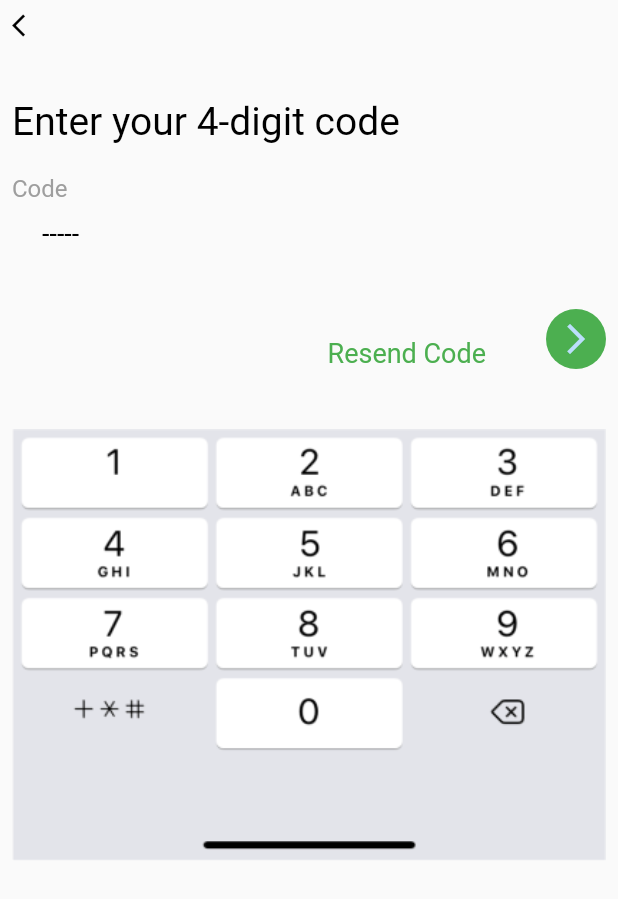
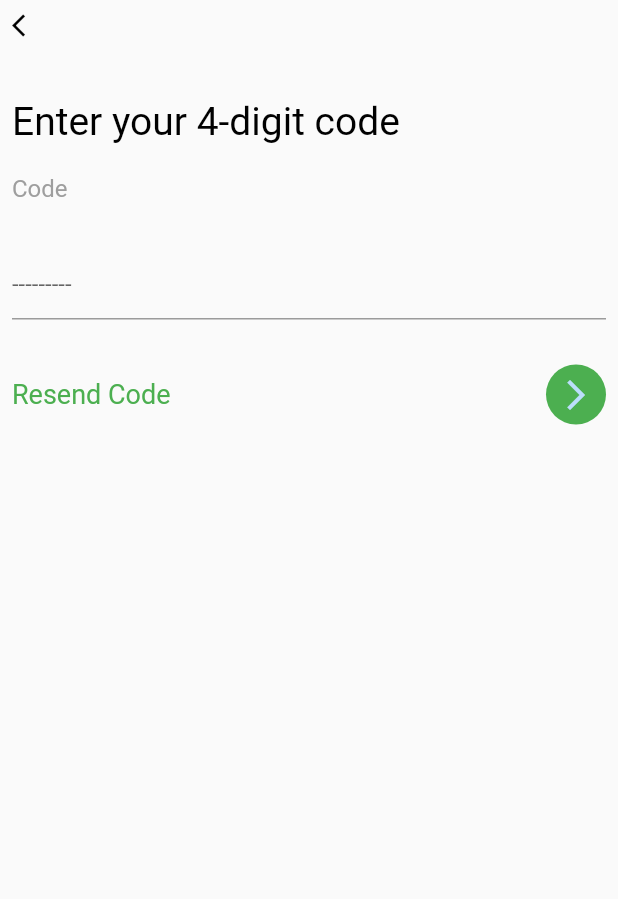
Before and after one commit to sujjada/signin, a Flutter app: the Verification screen opened directly, on a phone screen of 412 x 824 dp. Shown: the top 899 px of the screen. Run offline on Flutter 3.47's test engine with Material 2 defaults, Android fonts, the phone set to English and light mode, and no system bars; missing offline and left inert: dart:html.

Commit message:
Add files via upload

```diff
--- a/lib/screens/verification.dart
+++ b/lib/screens/verification.dart
@@ -3,13 +3,19 @@ import 'dart:ui';
 import 'package:flutter/material.dart';
 
 class Verification extends StatelessWidget {
-  const Verification({ Key? key }) : super(key: key);
+   Verification({ Key? key }) : super(key: key);
+  TextEditingController nameController =TextEditingController();
+  TextEditingController passwordController =TextEditingController();
+  TextEditingController emailController =TextEditingController();
+  TextEditingController mobileController =TextEditingController();
 
   @override
   Widget build(BuildContext context) {
     return Scaffold(
       body: Padding(
         padding: const EdgeInsets.all(8.0),
+        child: Container(
+          width: double.infinity,
           child: Column(
             crossAxisAlignment: CrossAxisAlignment.start,
             children: [
@@ -27,45 +33,40 @@ class Verification extends StatelessWidget {
               SizedBox(
                 height: 20,
               ),
+
               Text("Code",
               style: TextStyle(
 
                 fontSize: 16,
                 color: Colors.grey
-            ),),
-            SizedBox(height: 10,),
-             Container(
-
-
-              child: Row(
-                children: [
-                   SizedBox(
-                    width: 20,
-                  ),
-                  Text("-----",
-                  style: TextStyle(
-                    fontSize: 18,
-                    color: Colors.black,
-
               ),
               ),
-
-                ],
+              SizedBox(height: 30,),
+              TextField(
+                controller: mobileController,
+                decoration: InputDecoration(hintText: "---------",
                ),
 
 
              ),
-             SizedBox(height: 40,),
+             SizedBox(
+               height: 30,
+             ),
+
               Row(
-              crossAxisAlignment: CrossAxisAlignment.end,
-              mainAxisAlignment: MainAxisAlignment.end,
+                //crossAxisAlignment: CrossAxisAlignment.stretch,
+                mainAxisAlignment: MainAxisAlignment.spaceBetween,
                 children: [
                     Text("Resend Code",
                       style: TextStyle(
                         fontSize: 18,
                         color: Colors.green
                       ),),
-                SizedBox(width: 40,),
+                  Row(
+                    //crossAxisAlignment: CrossAxisAlignment.end,
+                    //mainAxisAlignment: MainAxisAlignment.end,
+                    children: [
+
                       CircleAvatar(
                                         backgroundColor: Colors.green,
                                         child: Icon(
@@ -75,19 +76,16 @@ class Verification extends StatelessWidget {
                                       ),
                     ],
                   ),
-            SizedBox(
-              height: 40,
+                ],
               ),
-            Container(
-              //height: 500,
-              width: double.infinity,
-              child: Image.asset("assets/keyboard.png")),
+
 
 
 
             ],
           ),
         ),
+      ),
 
     );
   }
```
Lines whose indentation alone changed are shown as unchanged.
